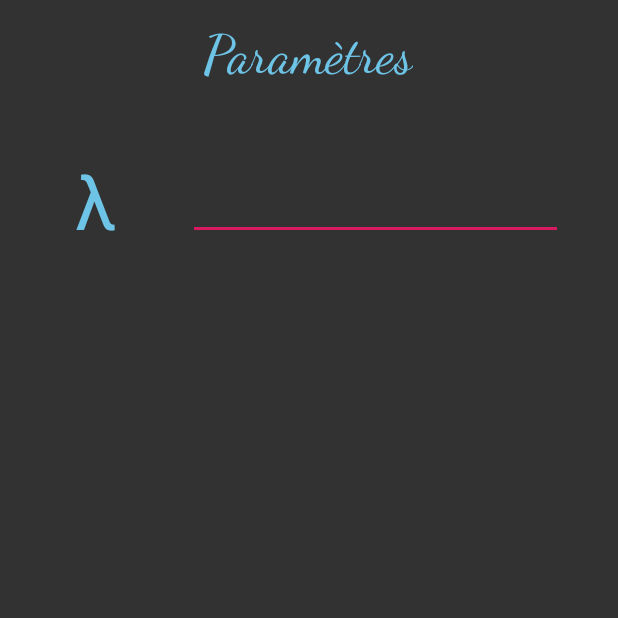
After one commit to mechazaurus/AppStoch, an Android app: the StochActivity screen opened directly, with no data from a screen before it, on a phone screen of 412 x 824 dp, the top half of it. The commit adds this screen. Run offline under Robolectric (Android 15) with nearby library versions, the phone set to English and light mode, and no system bars.

Commit message:
Début de l'interface graphique

```diff
--- a/app/src/main/AndroidManifest.xml
+++ b/app/src/main/AndroidManifest.xml
@@ -9,6 +9,7 @@
         android:roundIcon="@mipmap/ic_launcher_round"
         android:supportsRtl="true"
         android:theme="@style/AppTheme">
+        <activity android:name=".StochActivity"></activity>
         <activity android:name=".MainActivity">
             <intent-filter>
                 <action android:name="android.intent.action.MAIN" />
--- /dev/null
+++ b/app/src/main/java/com/ybene/projects/appstoch/StochActivity.java
@@ -0,0 +1,14 @@
+package com.ybene.projects.appstoch;
+
+import androidx.appcompat.app.AppCompatActivity;
+
+import android.os.Bundle;
+
+public class StochActivity extends AppCompatActivity {
+
+    @Override
+    protected void onCreate(Bundle savedInstanceState) {
+        super.onCreate(savedInstanceState);
+        setContentView(R.layout.activity_stoch);
+    }
+}
--- /dev/null
+++ b/app/src/main/res/layout/activity_stoch.xml
@@ -0,0 +1,39 @@
+<?xml version="1.0" encoding="utf-8"?>
+<FrameLayout
+
+    xmlns:android="http://schemas.android.com/apk/res/android"
+    xmlns:tools="http://schemas.android.com/tools"
+    android:layout_width="match_parent"
+    android:layout_height="match_parent"
+    android:background="@color/colorPrimary"
+    tools:context=".StochActivity">
+
+    <TextView
+        android:layout_width="wrap_content"
+        android:layout_height="wrap_content"
+        android:text="@string/activity_stoch_params"
+        android:layout_marginTop="15dp"
+        android:layout_gravity="center_horizontal"
+        android:textSize="35dp"
+        android:textColor="@color/colorPaleBlue"
+        android:fontFamily="cursive"
+        />
+
+    <TextView
+        android:layout_width="wrap_content"
+        android:layout_height="wrap_content"
+        android:layout_marginTop="100dp"
+        android:layout_marginLeft="50dp"
+        android:text="@string/activity_stoch_lambda"
+        android:textSize="50dp"
+        android:textColor="@color/colorPaleBlue"
+        />
+
+    <EditText
+        android:layout_width="250dp"
+        android:layout_height="50dp"
+        android:layout_marginTop="110dp"
+        android:layout_marginLeft="125dp"
+        />
+
+</FrameLayout>
--- a/app/src/main/res/values/colors.xml
+++ b/app/src/main/res/values/colors.xml
@@ -1,9 +1,11 @@
 <?xml version="1.0" encoding="utf-8"?>
 <resources>
     <color name="colorPrimary">#323232</color>
-    <color name="colorPrimaryDark">#00574B</color>
+    <color name="colorPrimaryDark">#191919</color>
     <color name="colorAccent">#D81B60</color>
 
     <color name="colorBlack">#000000</color>
     <color name="colorWhite">#FFFFFF</color>
+
+    <color name="colorPaleBlue">#6EC4E7</color>
 </resources>
--- a/app/src/main/res/values/strings.xml
+++ b/app/src/main/res/values/strings.xml
@@ -1,4 +1,9 @@
 <resources>
     <string name="app_name">AppStoch</string>
-    <string name="activity_main_title">Stoch'</string>
+
+    <string name="activity_main_title">Stoch</string>
+    <string name="activity_main_start">Démarrer</string>
+
+    <string name="activity_stoch_params">Paramètres</string>
+    <string name="activity_stoch_lambda">λ</string>
 </resources>
```
Also changed, not shown: app/src/main/java/com/ybene/projects/appstoch/MainActivity.java (+16 -0 lines), app/src/main/res/layout/activity_main.xml (+31 -8 lines).
